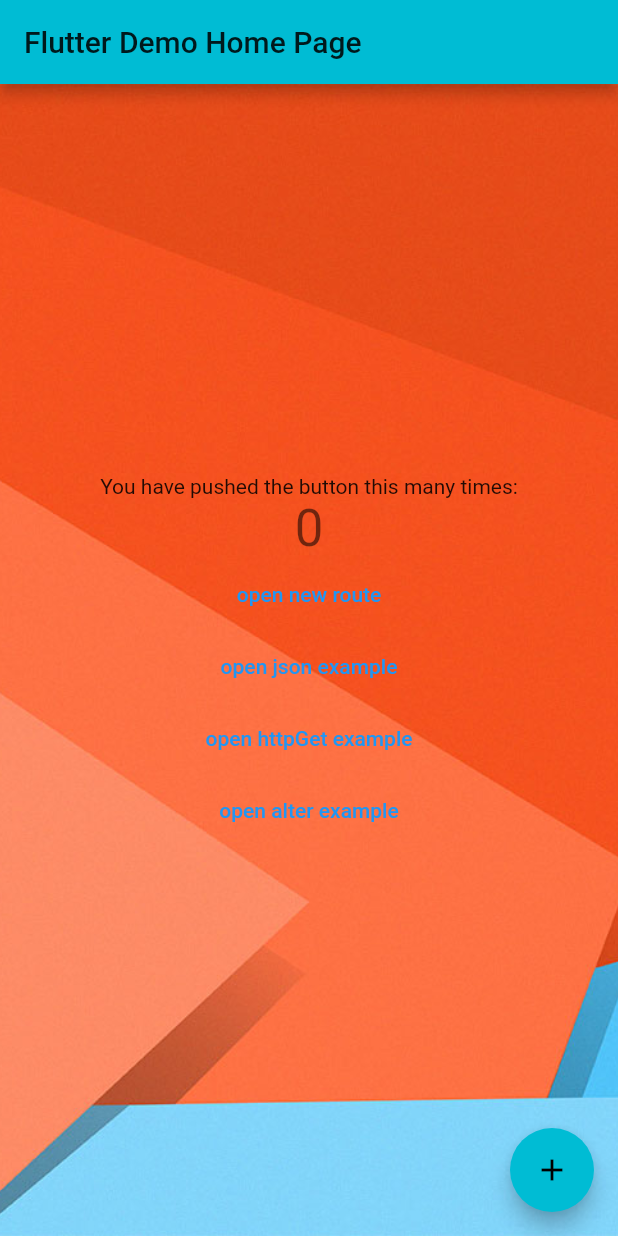
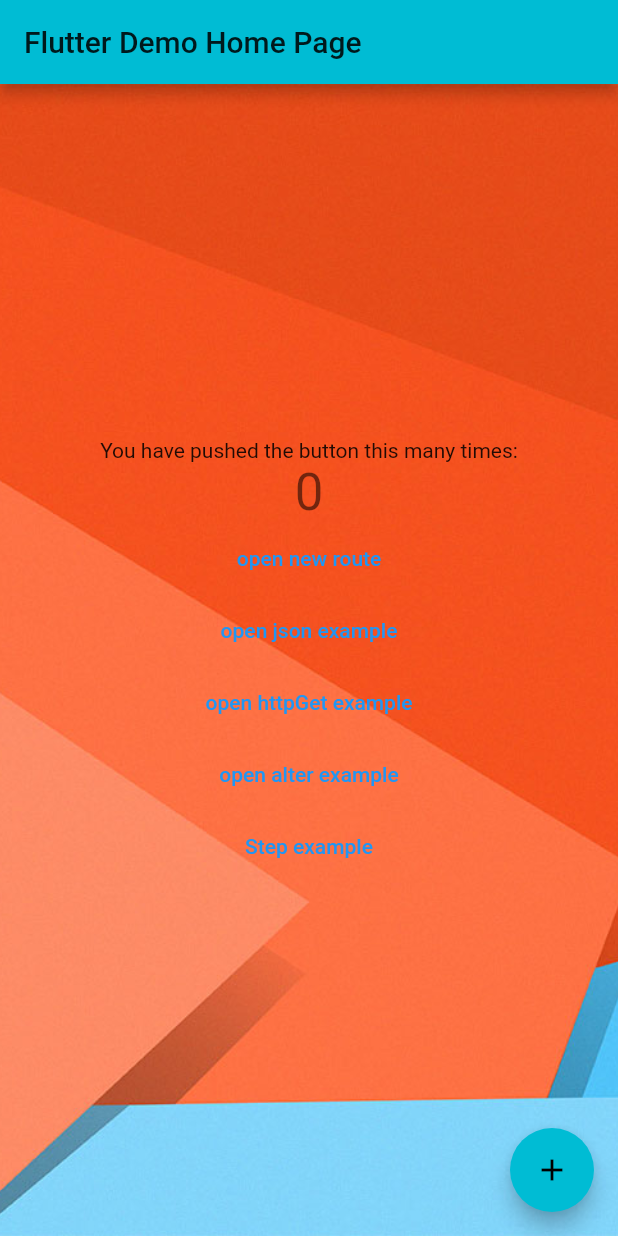
Before and after one commit to pengchujin/flutter_study, a Flutter app: the screen it shows after launch, on a phone screen of 412 x 824 dp. Run offline on Flutter 3.47's test engine with Material 2 defaults, Android fonts, the phone set to English and light mode, and no system bars.

Commit message:
add step example

```diff
--- a/lib/main.dart
+++ b/lib/main.dart
@@ -174,6 +174,17 @@ class _MyHomePageState extends State<MyHomePage> {
               },
               // MyGetHttpData
               ),
+              FlatButton(
+              child: Text('Step example'),
+              textColor: Colors.blue,
+              onPressed: () {
+                Navigator.push(context, new MaterialPageRoute(builder: (context)
+                {
+                  return new StepHome();
+                }));
+              },
+              // MyGetHttpData
+              ),
           ],
         ),
         ),
@@ -336,3 +347,71 @@ class AlertClass extends State<AlterHome> {
     );
   }
 }
+
+class StepHome extends StatefulWidget {
+  @override
+  StepState createState() => new StepState();
+}
+
+class StepState extends State<StepHome> {
+  int current_step = 0;
+  List<Step> my_steps = [
+    new Step(
+      title: new Text("Step 1"),
+      content: new Text("Hello!"),
+      isActive: true
+    ),
+    new Step(
+      title: new Text("Step 2"),
+      content: new Text("World!"),
+      isActive: true),
+    new Step(
+      title: new Text("Step 3"),
+      content: new Text("Hello World!"),
+      isActive: true
+    )
+  ];
+
+  @override
+  Widget build(BuildContext context) {
+    return new Scaffold(
+      appBar: new AppBar(
+        title: new Text("Simple Material App"),
+      ),
+      body: new Container(
+        child: new Stepper(
+          currentStep: this.current_step,
+          steps: my_steps,
+          type: StepperType.vertical,
+          onStepTapped: (step) {
+            setState(() {
+                          current_step = step;
+                        });
+            print("oneStepTapped: " + step.toString());
+          },
+          onStepCancel: () {
+            setState(() {
+                          if(current_step > 0){
+                            current_step = current_step -1;
+                          } else {
+                            current_step = 0;
+                          }
+                        });
+            print("oneStepCancle: " + current_step.toString());
+          },
+          onStepContinue: () {
+            setState(() {
+                          if(current_step < my_steps.length -1 ) {
+                            current_step = current_step + 1;
+                          } else {
+                            current_step = 0;
+                          }
+                        });
+            print("onStepContiue: " + current_step.toString());
+          },
+        ),
+      ),
+    );
+  }
+
+}
```
